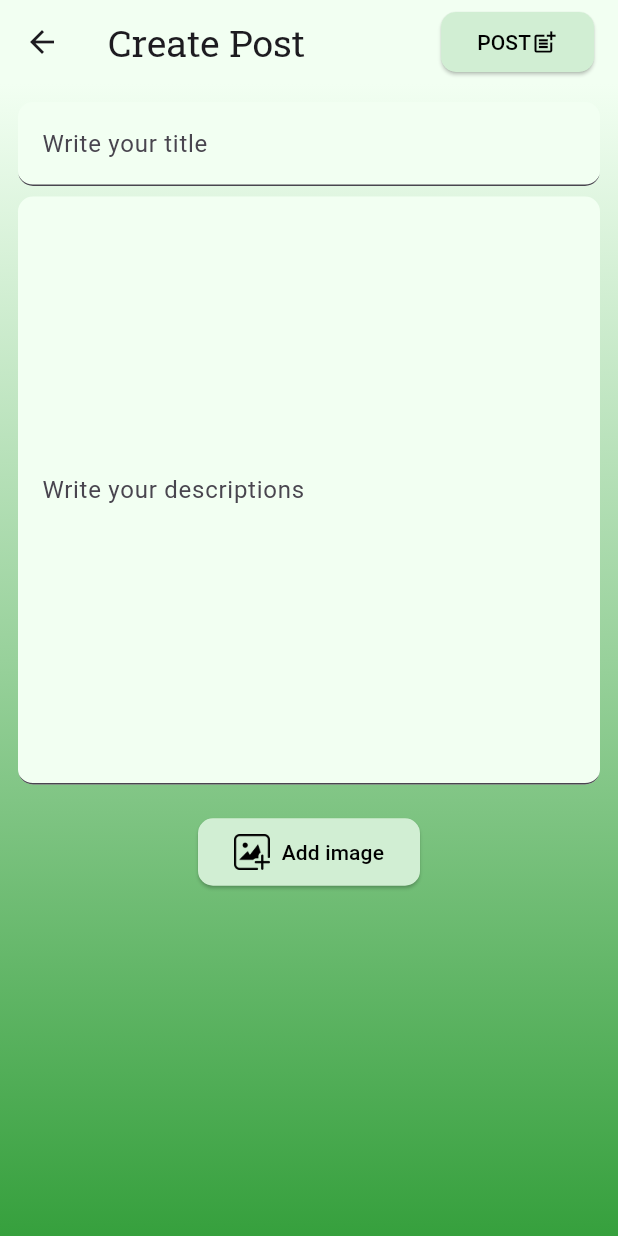
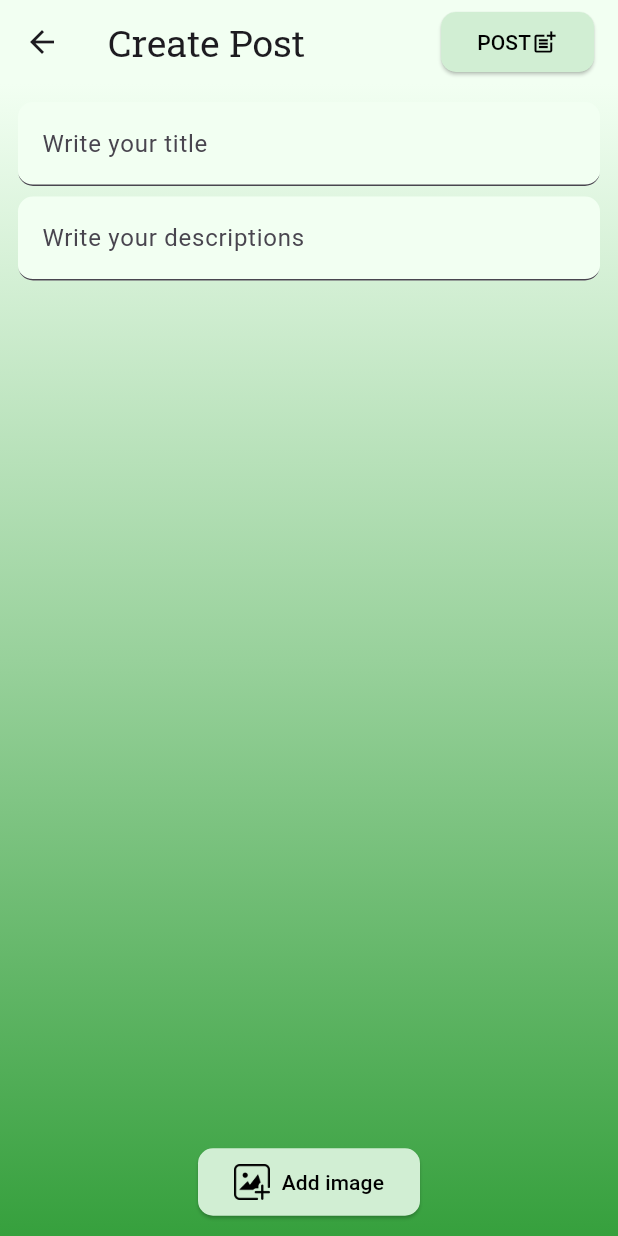
Before and after one commit to GSC2024-TradEco/tradeco-mobile, a Flutter app: the NewPostPage screen opened directly, on a phone screen of 412 x 824 dp. Run offline on Flutter 3.47's test engine with Material 3 defaults, Android fonts, the phone set to English and light mode, and no system bars; our stand-ins replace camera, firebase_auth, firebase_core, google_fonts, image_picker, sign_in_button; missing offline and left inert: flutter_vision; accounts and stored records are empty; network calls fail.

Commit message:
fix widget collision on newpost page

```diff
--- a/lib/ui/pages/newpost_page.dart
+++ b/lib/ui/pages/newpost_page.dart
@@ -1,6 +1,7 @@
 import 'dart:io';
 import 'package:firebase_auth/firebase_auth.dart';
 import 'package:flutter/material.dart';
+import 'package:flutter/widgets.dart';
 import 'package:google_fonts/google_fonts.dart';
 import 'package:image_picker/image_picker.dart';
 import 'package:zero_waste_application/controllers/post.dart';
@@ -33,6 +34,7 @@ class _NewPostPageState extends State<NewPostPage> {
   @override
   Widget build(BuildContext context) {
     return Scaffold(
+      resizeToAvoidBottomInset: false,
       appBar: AppBar(
         backgroundColor: Colors.transparent,
         title: Row(
@@ -105,7 +107,8 @@ class _NewPostPageState extends State<NewPostPage> {
               maxLines: null,
             ),
             const SizedBox(height: 7),
-            TextField(
+            Expanded(
+              child: TextField(
                 controller: descriptionController,
                 decoration: InputDecoration(
                   label: const Text("Write your descriptions"),
@@ -116,8 +119,8 @@ class _NewPostPageState extends State<NewPostPage> {
                   filled: true,
                 ),
                 keyboardType: TextInputType.multiline,
-              minLines: 15,
                 maxLines: null,
+              ),
             ),
             Padding(
               padding: const EdgeInsets.symmetric(horizontal: 20),
```
Lines whose indentation alone changed are shown as unchanged.
